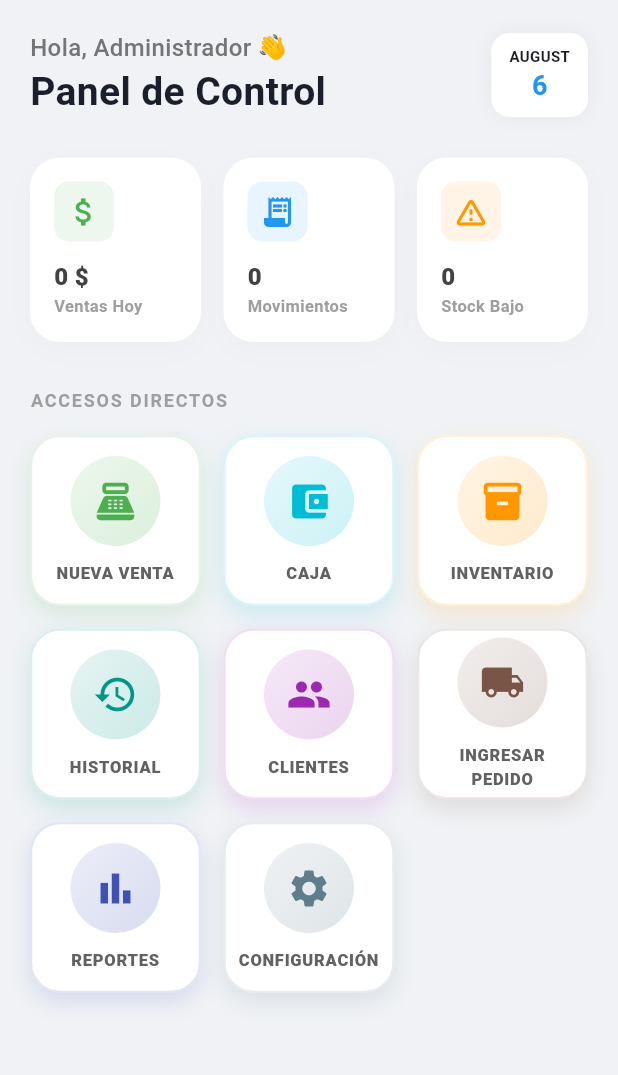
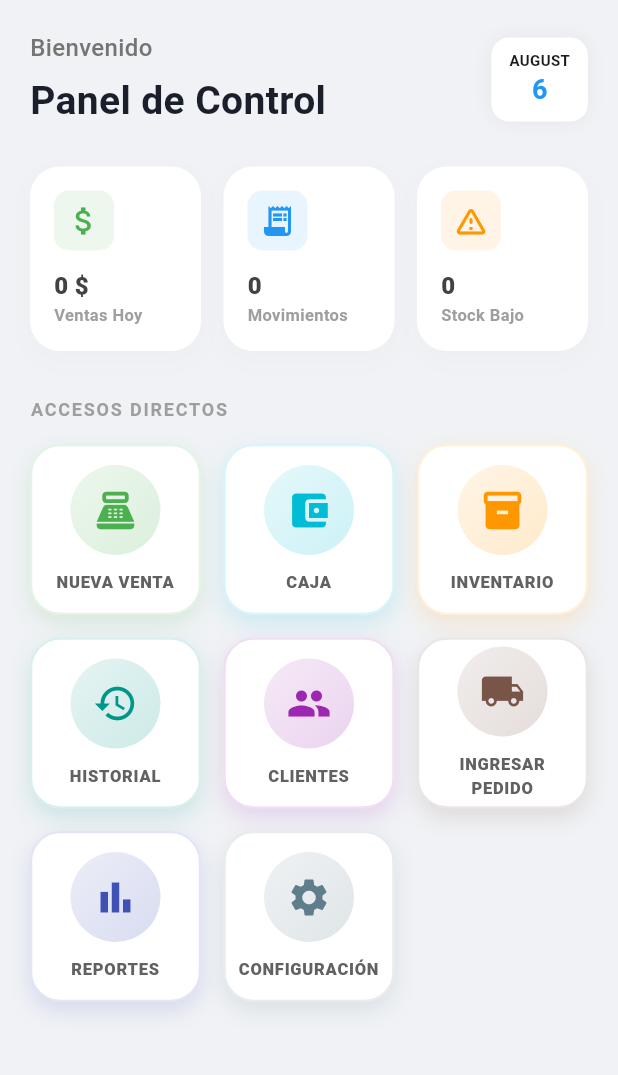
Before and after one commit to xAR1ASx/NovaPOS, a Flutter app: the HomeScreen screen opened directly, on a phone screen of 412 x 824 dp, the part 84-1159 px from its top. Run offline on Flutter 3.47's test engine with Material 3 defaults, Android fonts, the light colour scheme and no system bars; our stand-ins replace file_picker, image_picker, pdf, printing, sqflite_common_ffi; missing offline and left inert: excel; accounts and stored records are empty.

Commit message:
feat(auth): implement authentication, session management and RBAC

```diff
--- a/lib/screens/home_screen.dart
+++ b/lib/screens/home_screen.dart
@@ -10,6 +10,8 @@ import 'clients_screen.dart';
 import 'settings_screen.dart';
 import 'reports_screen.dart';
 import 'purchases_screen.dart';
+import '../services/session_service.dart';
+import '../services/permission_service.dart';
 
 class HomeScreen extends StatefulWidget {
   const HomeScreen({super.key});
@@ -56,6 +58,13 @@ class _HomeScreenState extends State<HomeScreen> {
 
   @override
   Widget build(BuildContext context) {
+    final usuario = SessionService.currentUser();
+    Text(SessionService.userRole());
+    Text(SessionService.userRole());
+    Text(SessionService.userId().toString());
+    debugPrint("===== USUARIO =====");
+    debugPrint(usuario.toString());
+    debugPrint("===================");
     return Scaffold(
       // Fondo gris azulado moderno (Tech Background)
       backgroundColor: const Color(0xFFF0F2F5),
@@ -91,13 +100,16 @@ class _HomeScreenState extends State<HomeScreen> {
                   crossAxisAlignment: CrossAxisAlignment.start,
                   children: [
                     Text(
-                      "Hola, Administrador 👋",
+                      "Bienvenido ${SessionService.userName()}",
                       style: TextStyle(
                         fontSize: 16,
                         color: Colors.grey[600],
                         fontWeight: FontWeight.w500,
                       ),
                     ),
+
+                    const SizedBox(height: 6),
+
                     const Text(
                       "Panel de Control",
                       style: TextStyle(
--- /dev/null
+++ b/lib/services/password_service.dart
@@ -0,0 +1,18 @@
+import 'dart:convert';
+import 'package:crypto/crypto.dart';
+
+class PasswordService {
+  /// Genera el hash SHA-256 de una contraseña
+  static String hashPassword(String password) {
+    final bytes = utf8.encode(password);
+    return sha256.convert(bytes).toString();
+  }
+
+  /// Compara una contraseña ingresada con un hash almacenado
+  static bool verifyPassword(
+    String password,
+    String storedHash,
+  ) {
+    return hashPassword(password) == storedHash;
+  }
+}
--- /dev/null
+++ b/lib/services/session_service.dart
@@ -0,0 +1,44 @@
+class SessionService {
+  // Usuario que tiene la sesión iniciada
+  static Map<String, dynamic>? _currentUser;
+
+  /// Guarda el usuario que inició sesión
+  static Future<void> login(Map<String, dynamic> usuario) async {
+    _currentUser = usuario;
+  }
+
+  /// Devuelve el usuario completo
+  static Map<String, dynamic>? currentUser() {
+    return _currentUser;
+  }
+
+  /// Indica si existe una sesión activa
+  static bool isLogged() {
+    return _currentUser != null;
+  }
+
+  /// ID del usuario
+  static int? userId() {
+    return _currentUser?["id"] as int?;
+  }
+
+  /// Usuario (login)
+  static String username() {
+    return _currentUser?["usuario"] ?? "";
+  }
+
+  /// Nombre completo
+  static String userName() {
+    return _currentUser?["nombre_completo"] ?? "";
+  }
+
+  /// Rol del usuario
+  static String userRole() {
+    return _currentUser?["rol"] ?? "";
+  }
+
+  /// Cerrar sesión
+  static Future<void> logout() async {
+    _currentUser = null;
+  }
+}
--- a/pubspec.yaml
+++ b/pubspec.yaml
@@ -28,6 +28,7 @@ environment:
 # the latest version available on pub.dev. To see which dependencies have newer
 # versions available, run `flutter pub outdated`.
 dependencies:
+  crypto: ^3.0.6
   flutter:
     sdk: flutter
   image_picker: ^1.0.4
```
Also changed, not shown: lib/database/db_helper.dart (+203 -9 lines), lib/screens/login_screen.dart (+6 -2 lines), lib/services/auth_service.dart (+18 -1 lines), lib/services/permission_service.dart (added, +24 -0 lines), pubspec.lock, 2 other files.
